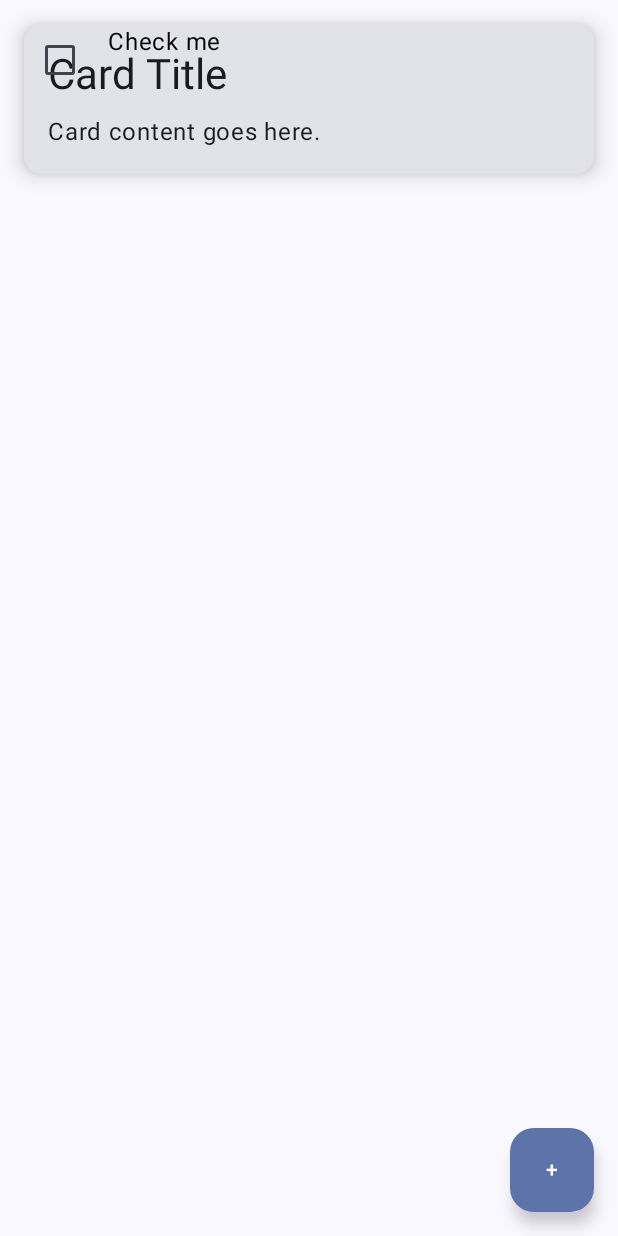
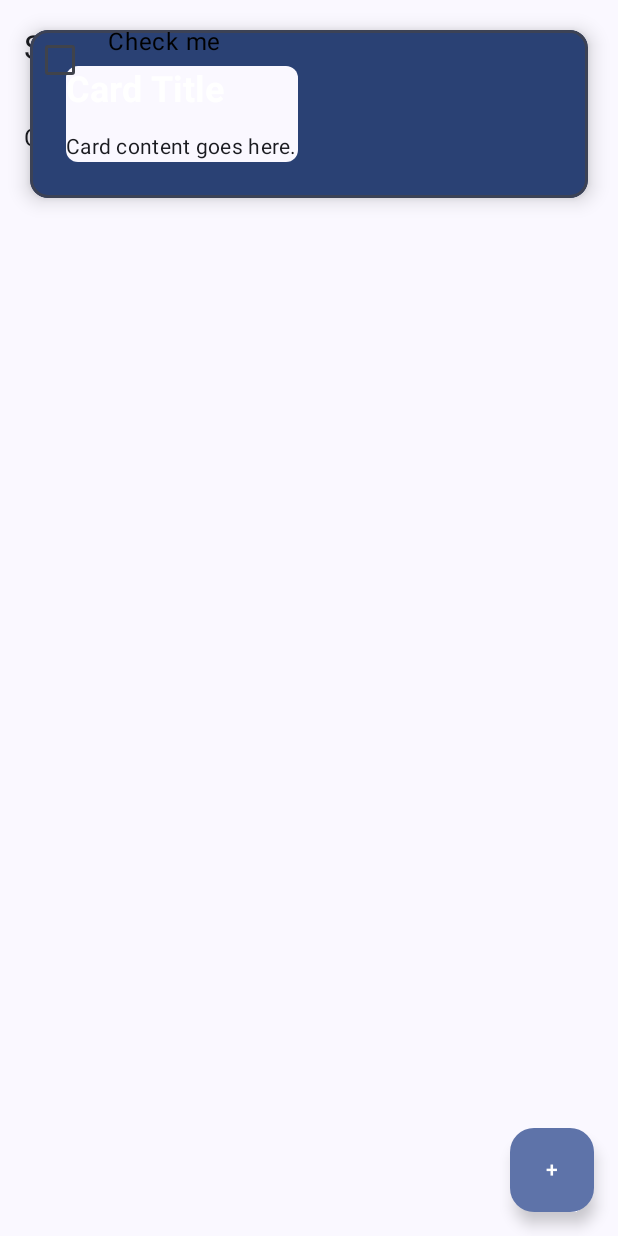
Before and after one commit to CesarNunez1506/Lab04, an Android app built with Jetpack Compose: the screen it shows after launch (MainActivity), on a phone screen of 412 x 824 dp. Run offline under Robolectric (Android 15) with nearby library versions, the phone set to English and light mode, and no system bars.

Commit message:
styles: EstilosCard

```diff
--- a/app/src/main/java/com/example/lab04/MainActivity.kt
+++ b/app/src/main/java/com/example/lab04/MainActivity.kt
@@ -4,6 +4,8 @@ import android.os.Bundle
 import androidx.activity.ComponentActivity
 import androidx.activity.compose.setContent
 import androidx.activity.enableEdgeToEdge
+import androidx.compose.foundation.BorderStroke
+import androidx.compose.foundation.background
 import androidx.compose.foundation.layout.Column
 import androidx.compose.foundation.layout.Row
 import androidx.compose.foundation.layout.Spacer
@@ -12,6 +14,7 @@ import androidx.compose.foundation.layout.fillMaxWidth
 import androidx.compose.foundation.layout.height
 import androidx.compose.foundation.layout.padding
 import androidx.compose.foundation.layout.width
+import androidx.compose.foundation.shape.RoundedCornerShape
 import androidx.compose.material3.Card
 import androidx.compose.material3.CardDefaults
 import androidx.compose.material3.Checkbox
@@ -27,6 +30,8 @@ import androidx.compose.runtime.mutableStateOf
 import androidx.compose.runtime.remember
 import androidx.compose.runtime.setValue
 import androidx.compose.ui.Modifier
+import androidx.compose.ui.draw.shadow
+import androidx.compose.ui.text.font.FontWeight
 import androidx.compose.ui.tooling.preview.Preview
 import androidx.compose.ui.unit.dp
 import com.example.lab04.ui.theme.Lab04Theme
@@ -88,17 +93,36 @@ fun ScaffoldExample() {
 fun CardExample() {
     Card(
         modifier = Modifier
-            .padding(16.dp)
-            .fillMaxWidth(),
-        elevation = CardDefaults.cardElevation(8.dp)
+            .padding(20.dp)
+            .fillMaxWidth()
+            .shadow(8.dp, shape = RoundedCornerShape(12.dp)),
+        colors = CardDefaults.cardColors(
+            containerColor = MaterialTheme.colorScheme.primary,
+            contentColor = MaterialTheme.colorScheme.onPrimary
+        ),
+        elevation = CardDefaults.cardElevation(12.dp),
+        shape = RoundedCornerShape(12.dp),
+        border = BorderStroke(2.dp, MaterialTheme.colorScheme.secondary)
     ) {
-        Column(modifier = Modifier.padding(16.dp)) {
-            Text("Card Title", style = MaterialTheme.typography.headlineMedium)
-            Spacer(modifier = Modifier.height(8.dp))
-            Text("Card content goes here.")
+        Column(
+            modifier = Modifier
+                .padding(24.dp)
+                .background(MaterialTheme.colorScheme.surface, shape = RoundedCornerShape(8.dp))
+        ) {
+            Text(
+                "Card Title",
+                style = MaterialTheme.typography.headlineSmall.copy(fontWeight = FontWeight.Bold)
+            )
+            Spacer(modifier = Modifier.height(12.dp))
+            Text(
+                "Card content goes here.",
+                style = MaterialTheme.typography.bodyMedium,
+                color = MaterialTheme.colorScheme.onSurface
+            )
         }
     }
 }
+
 @Composable
 fun CheckboxExample() {
     var checked by remember { mutableStateOf(false) }
```
